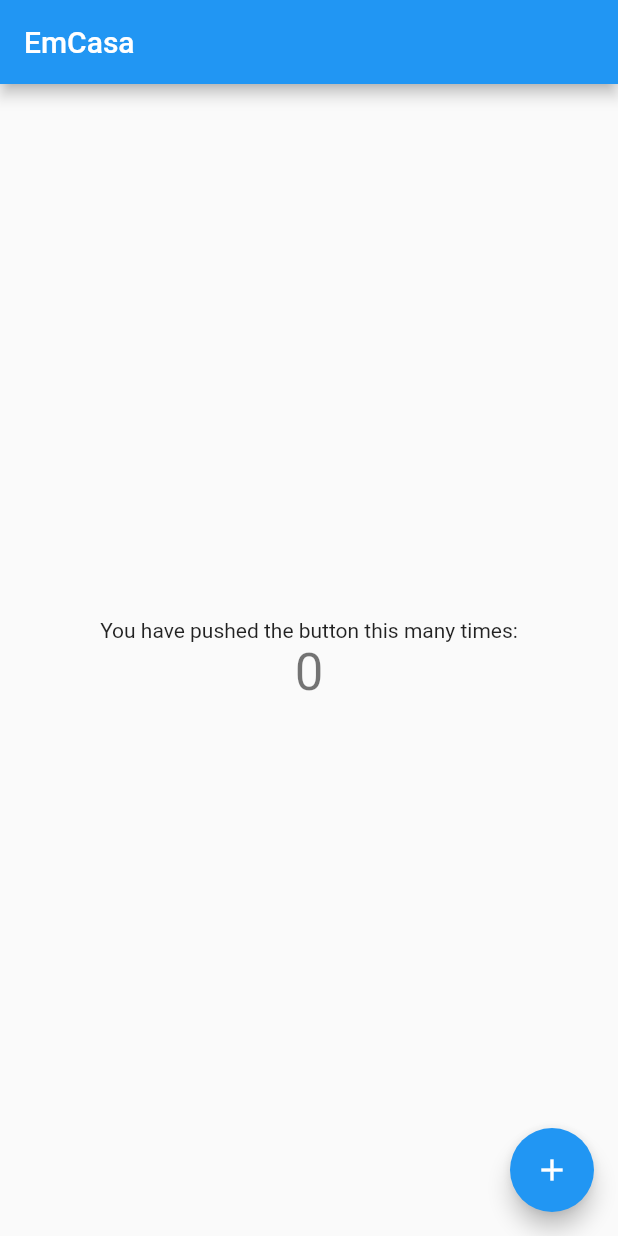
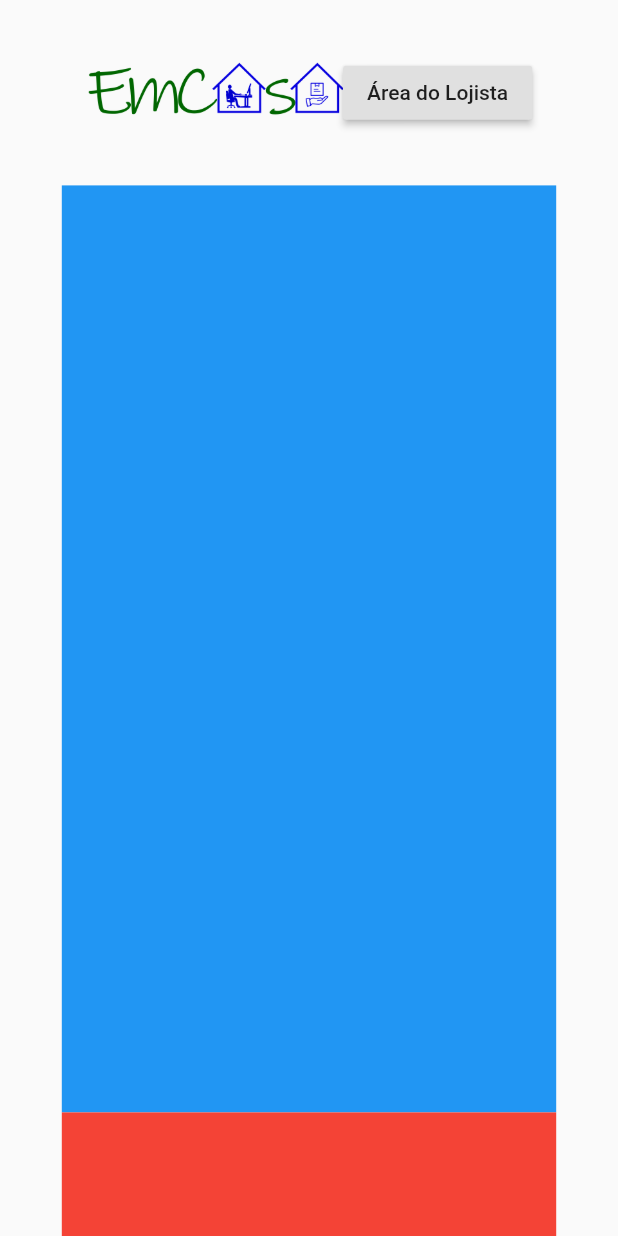
Before and after one commit to Ancora/emcasa_org, a Flutter app: the screen it shows after launch, on a phone screen of 412 x 824 dp. Run offline on Flutter 3.47's test engine with Material 2 defaults, Android fonts, the phone set to English and light mode, and no system bars.

Commit message:
HomePage: início layout.

```diff
--- a/lib/main.dart
+++ b/lib/main.dart
@@ -1,3 +1,4 @@
+import 'package:emcasa/pages/home_page.dart';
 import 'package:flutter/material.dart';
 
 void main() {
@@ -14,7 +15,7 @@ class MyApp extends StatelessWidget {
         primarySwatch: Colors.blue,
         visualDensity: VisualDensity.adaptivePlatformDensity,
       ),
-      home: MyHomePage(title: 'EmCasa'),
+      home: HomePage(),
     );
   }
 }
--- /dev/null
+++ b/lib/pages/home_page.dart
@@ -0,0 +1,65 @@
+import 'package:flutter/material.dart';
+
+class HomePage extends StatefulWidget {
+  @override
+  _HomePageState createState() => _HomePageState();
+}
+
+class _HomePageState extends State<HomePage> {
+  Size get size => MediaQuery.of(context).size;
+
+  @override
+  Widget build(BuildContext context) {
+    return Scaffold(
+      body: Column(
+        children: <Widget>[
+          _header(),
+          _body(),
+          _footer(),
+        ],
+      ),
+    );
+  }
+
+  _header() {
+    return Container(
+      padding: const EdgeInsets.all(16),
+      width: size.width * 0.8,
+      height: size.height * 0.15,
+      child: Row(
+        children: <Widget>[
+          Expanded(
+            child: Container(
+              child: Image.asset('assets/images/logoEmCasa1600x520.png'),
+            ),
+          ),
+          Container(
+            child: RaisedButton(
+              child: Text('Área do Lojista'),
+              onPressed: () {},
+            ),
+          ),
+        ],
+      ),
+    );
+  }
+
+  _body() {
+    return Center(
+      child: Container(
+        width: size.width * 0.8,
+        height: size.height * 0.75,
+        color: Colors.blue,
+      ),
+    );
+  }
+
+  _footer() {
+    return Container(
+      padding: const EdgeInsets.all(16),
+      width: size.width * 0.8,
+      height: size.height * 0.1,
+      color: Colors.red,
+    );
+  }
+}
```
Also changed, not shown: pubspec.yaml (+3 -6 lines), assets/images/logoEmCasa0200x065.png (added), assets/images/logoEmCasa0300x098.png (added), assets/images/logoEmCasa0400x130.png (added), assets/images/logoEmCasa0600x195.png (added), assets/images/logoEmCasa0800x260.png (added), assets/images/logoEmCasa1200x390.png (added), assets/images/logoEmCasa1600x520.png (added), 1 other file.
